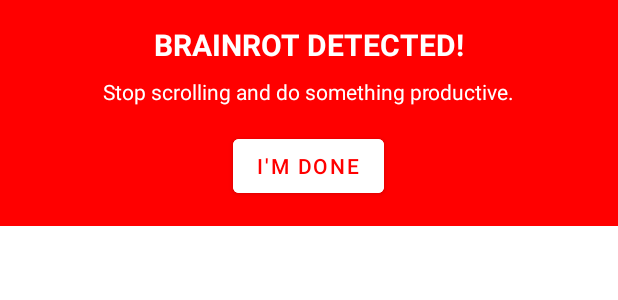
After one commit to panavg03/Intrahack-Anti_Doomscrolling, an Android app: the layout overlay_warning.xml on its own in the app's theme, with its tools: preview values and no code run, on a phone screen of 412 x 824 dp. The commit adds this screen. Shown: the top 300 px of the screen. Run offline under Robolectric (Android 15) with nearby library versions, the light colour scheme and no system bars.

Commit message:
BrainRot reels detection and overlay warning

```diff
--- /dev/null
+++ b/app/src/main/res/layout/overlay_warning.xml
@@ -0,0 +1,36 @@
+<?xml version="1.0" encoding="utf-8"?>
+<LinearLayout xmlns:android="http://schemas.android.com/apk/res/android"
+    android:layout_width="match_parent"
+    android:layout_height="wrap_content"
+    android:background="#FF0000"
+    android:orientation="vertical"
+    android:padding="16dp"
+    android:gravity="center">
+
+    <TextView
+        android:id="@+id/tv_overlay_message"
+        android:layout_width="wrap_content"
+        android:layout_height="wrap_content"
+        android:text="BRAINROT DETECTED!"
+        android:textColor="#FFFFFF"
+        android:textSize="20sp"
+        android:textStyle="bold" />
+
+    <TextView
+        android:layout_width="wrap_content"
+        android:layout_height="wrap_content"
+        android:text="Stop scrolling and do something productive."
+        android:textColor="#FFFFFF"
+        android:textSize="14sp"
+        android:layout_marginTop="8dp" />
+
+    <Button
+        android:id="@+id/btn_dismiss_overlay"
+        android:layout_width="wrap_content"
+        android:layout_height="wrap_content"
+        android:layout_marginTop="16dp"
+        android:text="I'm done"
+        android:backgroundTint="#FFFFFF"
+        android:textColor="#FF0000" />
+
+</LinearLayout>
--- a/app/src/main/res/values/strings.xml
+++ b/app/src/main/res/values/strings.xml
@@ -12,4 +12,5 @@
     <string name="youtube_limit_minutes">YouTube Limit (minutes)</string>
     <string name="save_settings">Save Settings</string>
     <string name="anti_brainrot">Anti-Brainrot</string>
+    <string name="accessibility_service_description">Used to detect Reels vs DMs to help you stay focused.</string>
 </resources>
```
Also changed, not shown: app/src/main/AndroidManifest.xml (+17 -13 lines), app/src/main/java/com/example/myapplication/AppMonitorService.java (+114 -42 lines), app/src/main/java/com/example/myapplication/IntraAccessibilityService.java (added, +78 -0 lines), app/src/main/java/com/example/myapplication/MainActivity.java (+64 -42 lines), app/src/main/res/xml/accessibility_service_config.xml (added, +9 -0 lines).
